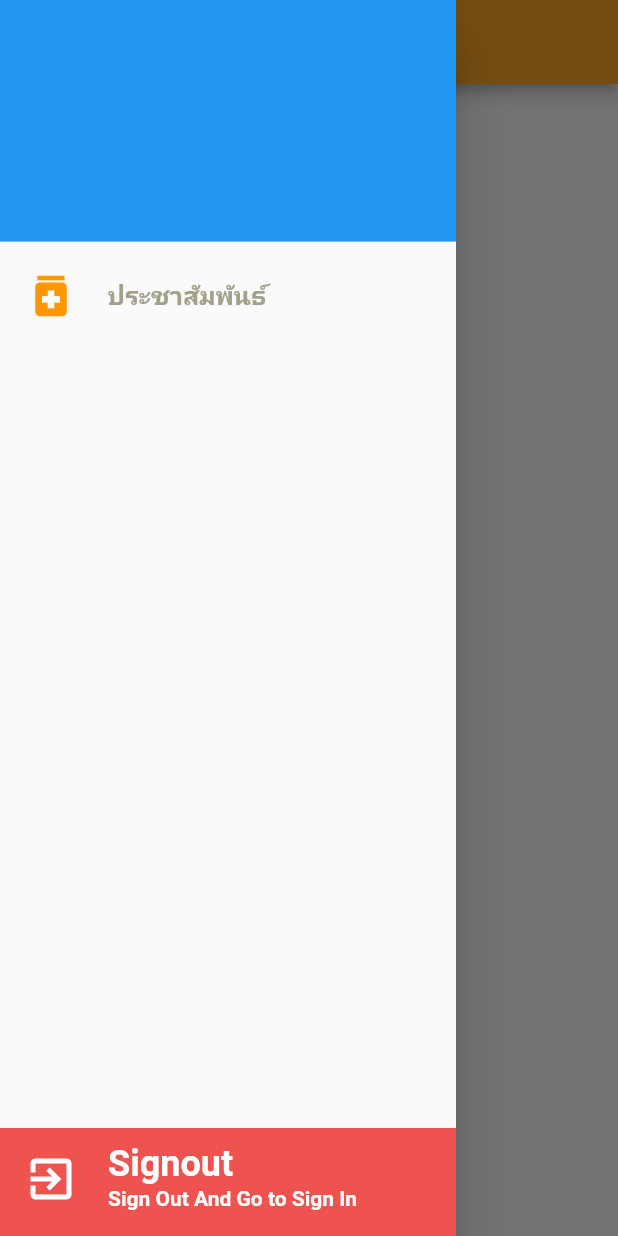
After one commit to dekbanbanproject/gtw_app_backoffice, a Flutter app: the HnPage screen opened by its route, with the side drawer open, on a phone screen of 412 x 824 dp. The commit adds this screen. Run offline on Flutter 3.47's test engine with Material 2 defaults, Android fonts, the phone set to English and light mode, and no system bars; our stand-ins replace dio, shared_preferences; accounts and stored records are empty.

Commit message:
สร้างเมนูหน้าหัวหน้า

```diff
--- a/lib/states/hn.dart
+++ b/lib/states/hn.dart
@@ -1,7 +1,11 @@
 import 'package:flutter/material.dart';
+import 'package:gtw/utility/my_constant.dart';
+import 'package:gtw/widgets/show_signout.dart';
+import 'package:gtw/widgets/show_title.dart';
+import 'package:shared_preferences/shared_preferences.dart';
 
 class HnPage extends StatefulWidget {
-  const HnPage({ Key? key }) : super(key: key);
+  const HnPage({Key? key}) : super(key: key);
 
   @override
   _HnPageState createState() => _HnPageState();
@@ -10,8 +14,34 @@ class HnPage extends StatefulWidget {
 class _HnPageState extends State<HnPage> {
   @override
   Widget build(BuildContext context) {
-    return Container(
-
+    return Scaffold(
+      appBar: AppBar(
+        backgroundColor: Colors.orange.shade400,
+        title: Text('หัวหน้า'),
+      ),
+      drawer: Drawer(
+        child: Stack(
+          children: [
+            ShowSignOut(),
+            Column(
+              children: [
+                UserAccountsDrawerHeader(accountName: null, accountEmail: null),
+                ListTile(
+                  leading: Icon(
+                    Icons.medication,
+                    size: 36,
+                    color: Colors.orange,
+                  ),
+                  title: ShowTitle(
+                    title: 'ประชาสัมพันธ์',
+                    textStyle: MyConstant().h2dark(),
+                  ),
+                ),
+              ],
+            ),
+          ],
+        ),
+      ),
     );
   }
 }
--- a/lib/states/reset.dart
+++ b/lib/states/reset.dart
@@ -1,7 +1,7 @@
 import 'package:flutter/material.dart';
 
 class ResetPage extends StatefulWidget {
-  const ResetPage({ Key? key }) : super(key: key);
+  const ResetPage({Key? key}) : super(key: key);
 
   @override
   _ResetPageState createState() => _ResetPageState();
@@ -11,7 +11,9 @@ class _ResetPageState extends State<ResetPage> {
   @override
   Widget build(BuildContext context) {
     return Scaffold(
-      appBar: AppBar(title: Text('Reset Password'),),
+      appBar: AppBar(
+        title: Text('Reset Password'),
+      ),
     );
   }
 }
--- a/lib/utility/my_constant.dart
+++ b/lib/utility/my_constant.dart
@@ -3,13 +3,14 @@ import 'package:flutter/material.dart';
 
 class MyConstant {
   static String appName = 'GTW-BACKOffice';
-  static String domain = 'https://b700-1-46-141-146.ngrok.io';
+  static String domain = 'https://d6e5-1-47-2-232.ngrok.io';
   static String routeHome = '/home';
   static String routeAuthen = '/authen';
-  static String routeUserPage = '/UserPage';
-  static String routeHnPage = '/HnPage';
-  static String routePoPage = '/PoPage';
-  static String routeResetPage = '/ResetPage';
+  static String routeUserPage = '/user';
+  static String routeHnPage = '/hn';
+  static String routePoPage = '/po';
+  static String routeAdminPage = '/ad';
+  static String routeResetPage = '/reset';
 
   static List<String> menus = [
     'ประชาสัมพันธ์',
@@ -75,13 +76,20 @@ class MyConstant {
   static Color success = Color(0xff3af75d);
   static Color info = Color(0xff32bcf7);
   static Color dark = Color(0xffa3a18c);
+  static Color white = Color(0xFFFFFFFF);
 
   //Style
   TextStyle h1() =>
       TextStyle(fontSize: 24, color: primary, fontWeight: FontWeight.bold);
 
+  TextStyle h1White() =>
+      TextStyle(fontSize: 24, color: white, fontWeight: FontWeight.bold);
+
   TextStyle h2() =>
       TextStyle(fontSize: 17, color: primary, fontWeight: FontWeight.bold);
+
+  TextStyle h2White() =>
+      TextStyle(fontSize: 17, color: white, fontWeight: FontWeight.bold);
 
   TextStyle h2info() =>
       TextStyle(fontSize: 17, color: info, fontWeight: FontWeight.bold);
@@ -89,11 +97,17 @@ class MyConstant {
   TextStyle h2dan() =>
       TextStyle(fontSize: 17, color: danger, fontWeight: FontWeight.bold);
 
+  TextStyle h2dark() =>
+      TextStyle(fontSize: 17, color: dark, fontWeight: FontWeight.bold);
+
   TextStyle h3dark() =>
       TextStyle(fontSize: 14, color: dark, fontWeight: FontWeight.bold);
 
   TextStyle h3() =>
       TextStyle(fontSize: 14, color: primary, fontWeight: FontWeight.bold);
+
+  TextStyle h3white() =>
+      TextStyle(fontSize: 14, color: white, fontWeight: FontWeight.bold);
 
 //Button
   ButtonStyle mybuttonStyle() => ElevatedButton.styleFrom(
--- /dev/null
+++ b/lib/widgets/show_signout.dart
@@ -0,0 +1,42 @@
+import 'package:flutter/material.dart';
+import 'package:gtw/utility/my_constant.dart';
+import 'package:gtw/widgets/show_title.dart';
+import 'package:shared_preferences/shared_preferences.dart';
+
+
+class ShowSignOut extends StatelessWidget {
+  const ShowSignOut({ Key? key }) : super(key: key);
+
+  @override
+  Widget build(BuildContext context) {
+    return Column(
+        mainAxisAlignment: MainAxisAlignment.end,
+        children: [
+          ListTile(
+            onTap: () async {
+                SharedPreferences preferences =
+                    await SharedPreferences.getInstance();
+                preferences.clear().then(
+                      (value) => Navigator.pushNamedAndRemoveUntil(
+                          context, MyConstant.routeAuthen, (route) => false),
+                    );
+              },
+            tileColor: Colors.red.shade400,
+            leading: Icon(
+              Icons.exit_to_app,
+              size: 36,
+              color: Colors.white,
+            ),
+            title: ShowTitle(
+              title: 'Signout',
+              textStyle: MyConstant().h1White(),
+            ),
+            subtitle: ShowTitle(
+              title: 'Sign Out And Go to Sign In',
+              textStyle: MyConstant().h3white(),
+            ),
+          ),
+        ],
+      );
+  }
+}
--- a/pubspec.yaml
+++ b/pubspec.yaml
@@ -37,6 +37,7 @@ dependencies:
   image_picker: ^0.8.4+2
   geolocator: ^7.6.2
   dio: ^4.0.0
+  shared_preferences: ^2.0.8
 
 dev_dependencies:
   flutter_test:
```
Also changed, not shown: lib/main.dart (+44 -4 lines), lib/models/infousers_model.dart (added, +129 -0 lines), lib/models/users_model.dart (+10 -3 lines), lib/models/zapuser_model.dart (added, +129 -0 lines), lib/states/admin.dart (+16 -3 lines), lib/states/authen.dart (+49 -3 lines), lib/states/po.dart (+13 -2 lines), lib/states/signout.dart (added, +9 -0 lines), lib/states/user.dart (+15 -3 lines), lib/utility/my_dialog.dart (+6 -4 lines), pubspec.lock, 1 other file.
